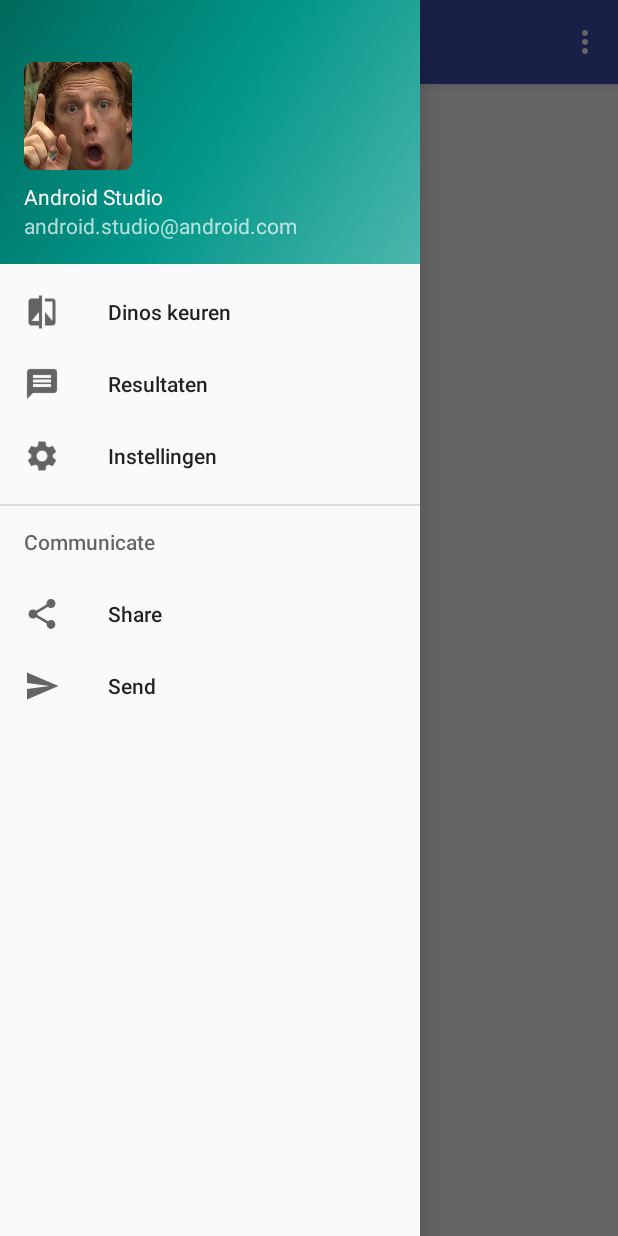
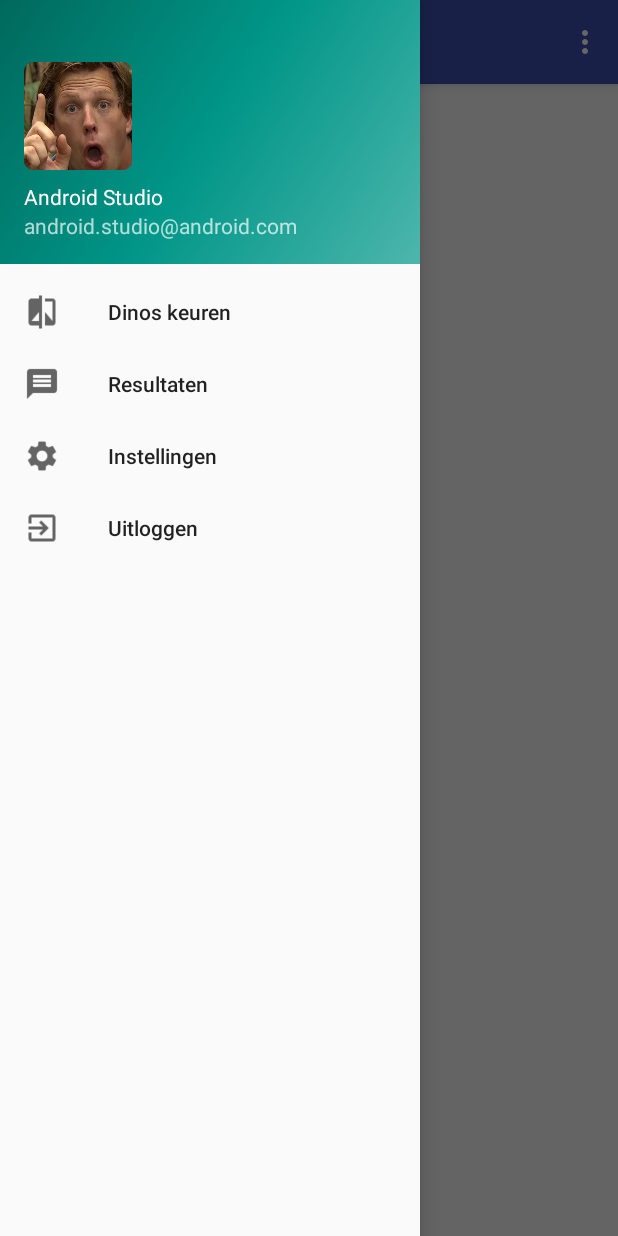
Before and after one commit to Onctaaf/dinos, an Android app: the screen it shows after launch once a user with an empty profile is signed in (BurgerActivity), with the side drawer open, on a phone screen of 412 x 824 dp. Run offline under Robolectric (Android 15) with nearby library versions, the phone set to English and light mode, and no system bars; our stand-ins replace Firebase (no records; nobody signed in at launch, a user with empty details on screens opened directly).

Commit message:
uitloggen

```diff
--- a/app/src/main/java/com/example/baksteen_13/dinopackopening/BurgerActivity.java
+++ b/app/src/main/java/com/example/baksteen_13/dinopackopening/BurgerActivity.java
@@ -100,10 +100,7 @@ public class BurgerActivity extends AppCompatActivity
             startActivity(intent);
             finish();
 
-        } else if (id == R.id.nav_send) {
-
         }
-
         DrawerLayout drawer = (DrawerLayout) findViewById(R.id.drawer_layout);
         drawer.closeDrawer(GravityCompat.START);
         return true;
--- a/app/src/main/res/menu/activity_burger_drawer.xml
+++ b/app/src/main/res/menu/activity_burger_drawer.xml
@@ -16,19 +16,12 @@
             android:id="@+id/nav_third_layout"
             android:icon="@drawable/settings"
             android:title="Instellingen" />
+
+    <item
+        android:id="@+id/nav_share"
+        android:icon="@drawable/loguit"
+        android:title="Uitloggen" />
+
     </group>
 
-    <item android:title="Communicate">
-        <menu>
-            <item
-                android:id="@+id/nav_share"
-                android:icon="@drawable/ic_menu_share"
-                android:title="Share" />
-            <item
-                android:id="@+id/nav_send"
-                android:icon="@drawable/ic_menu_send"
-                android:title="Send" />
-        </menu>
-    </item>
-
 </menu>
```
Also changed, not shown: app/src/main/res/drawable/loguit.png (added).
